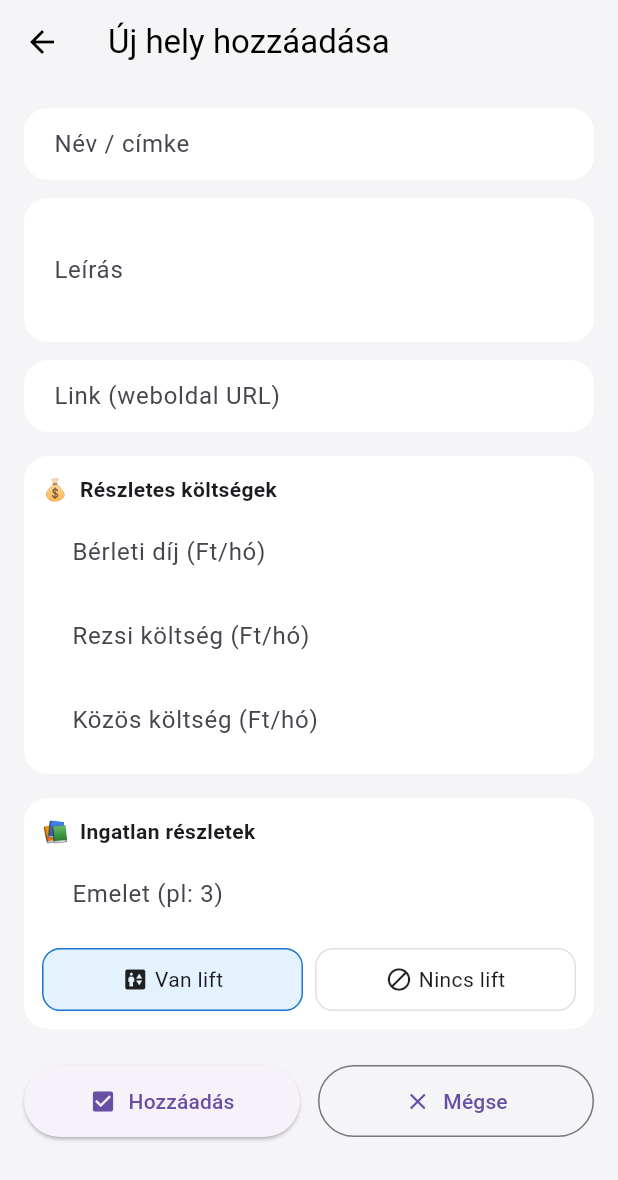
After one commit to sandorcsaszi/rent_map, a Flutter app: the screen it shows once a user with an empty profile is signed in, after a tap on "Teszt: új hely hozzáadása", on a phone screen of 412 x 824 dp. The commit adds this screen. Shown: the top 1180 px of the screen. Run offline on Flutter 3.47's test engine with Material 3 defaults, Android fonts, the phone set to English and light mode, and no system bars; our stand-ins replace flutter_dotenv, supabase_flutter; accounts and stored records are empty.

Commit message:
Add place management functionality with AddPlaceScreen and PlaceService

```diff
--- /dev/null
+++ b/lib/screens/AddPlaceScreen.dart
@@ -0,0 +1,315 @@
+import 'package:flutter/material.dart';
+
+import '../services/PlaceService.dart';
+
+class AddPlaceScreen extends StatefulWidget {
+  final double lat;
+  final double lng;
+
+  const AddPlaceScreen({super.key, required this.lat, required this.lng});
+
+  @override
+  State<AddPlaceScreen> createState() => _AddPlaceScreenState();
+}
+
+class _AddPlaceScreenState extends State<AddPlaceScreen> {
+  final _formKey = GlobalKey<FormState>();
+  final _nameController = TextEditingController();
+  final _descController = TextEditingController();
+  final _websiteController = TextEditingController();
+  final _addressController = TextEditingController();
+  final _rentController = TextEditingController();
+  final _utilityController = TextEditingController();
+  final _commonCostController = TextEditingController();
+  final _floorController = TextEditingController();
+
+  bool _hasElevator = true;
+  bool _loading = false;
+  String? _error;
+
+  final _placeService = PlaceService();
+
+  @override
+  void dispose() {
+    _nameController.dispose();
+    _descController.dispose();
+    _websiteController.dispose();
+    _addressController.dispose();
+    _rentController.dispose();
+    _utilityController.dispose();
+    _commonCostController.dispose();
+    _floorController.dispose();
+    super.dispose();
+  }
+
+  Future<void> _submit() async {
+    if (!_formKey.currentState!.validate()) return;
+
+    setState(() {
+      _loading = true;
+      _error = null;
+    });
+
+    try {
+      await _placeService.createPlace(
+        name: _nameController.text.trim(),
+        title: _nameController.text.trim(),
+        desc: _descController.text.trim(),
+        website: _websiteController.text.trim().isEmpty
+            ? null
+            : _websiteController.text.trim(),
+        address: _addressController.text.trim(),
+        lat: widget.lat,
+        lng: widget.lng,
+        rentPrice: int.tryParse(_rentController.text.trim()) ?? 0,
+        utilityPrice: int.tryParse(_utilityController.text.trim()) ?? 0,
+        commonCost: int.tryParse(_commonCostController.text.trim()) ?? 0,
+        floor: int.tryParse(_floorController.text.trim()) ?? 0,
+        hasElevator: _hasElevator,
+      );
+
+      if (!mounted) return;
+      Navigator.of(context).pop(true); // indicate success to caller
+    } catch (e) {
+      setState(() {
+        _error = 'Hiba mentés közben: $e';
+      });
+    } finally {
+      if (mounted) {
+        setState(() => _loading = false);
+      }
+    }
+  }
+
+  @override
+  Widget build(BuildContext context) {
+    return Scaffold(
+      backgroundColor: const Color(0xFFF5F5F7),
+      appBar: AppBar(
+        title: const Text('Új hely hozzáadása'),
+        elevation: 0,
+        backgroundColor: Colors.transparent,
+        foregroundColor: Colors.black,
+      ),
+      body: SingleChildScrollView(
+        padding: const EdgeInsets.all(16),
+        child: Form(
+          key: _formKey,
+          child: Column(
+            children: [
+              if (_error != null) ...[
+                Text(_error!, style: const TextStyle(color: Colors.red)),
+                const SizedBox(height: 12),
+              ],
+              _buildTextField(
+                controller: _nameController,
+                label: 'Név / címke',
+                validator: (v) =>
+                    v == null || v.isEmpty ? 'Kötelező mező' : null,
+              ),
+              const SizedBox(height: 12),
+              _buildTextField(
+                controller: _descController,
+                label: 'Leírás',
+                maxLines: 3,
+              ),
+              const SizedBox(height: 12),
+              _buildTextField(
+                controller: _websiteController,
+                label: 'Link (weboldal URL)',
+                keyboardType: TextInputType.url,
+              ),
+              const SizedBox(height: 16),
+
+              // Részletes költségek
+              _buildSectionCard(
+                title: 'Részletes költségek',
+                emoji: '💰',
+                child: Column(
+                  children: [
+                    _buildTextField(
+                      controller: _rentController,
+                      label: 'Bérleti díj (Ft/hó)',
+                      keyboardType: TextInputType.number,
+                    ),
+                    const SizedBox(height: 8),
+                    _buildTextField(
+                      controller: _utilityController,
+                      label: 'Rezsi költség (Ft/hó)',
+                      keyboardType: TextInputType.number,
+                    ),
+                    const SizedBox(height: 8),
+                    _buildTextField(
+                      controller: _commonCostController,
+                      label: 'Közös költség (Ft/hó)',
+                      keyboardType: TextInputType.number,
+                    ),
+                  ],
+                ),
+              ),
+              const SizedBox(height: 16),
+
+              // Ingatlan részletek
+              _buildSectionCard(
+                title: 'Ingatlan részletek',
+                emoji: '📚',
+                child: Column(
+                  crossAxisAlignment: CrossAxisAlignment.stretch,
+                  children: [
+                    _buildTextField(
+                      controller: _floorController,
+                      label: 'Emelet (pl: 3)',
+                      keyboardType: TextInputType.number,
+                    ),
+                    const SizedBox(height: 12),
+                    Row(
+                      children: [
+                        Expanded(
+                          child: _elevatorButton(
+                            label: 'Van lift',
+                            selected: _hasElevator,
+                            onTap: () => setState(() => _hasElevator = true),
+                            icon: Icons.elevator,
+                          ),
+                        ),
+                        const SizedBox(width: 8),
+                        Expanded(
+                          child: _elevatorButton(
+                            label: 'Nincs lift',
+                            selected: !_hasElevator,
+                            onTap: () => setState(() => _hasElevator = false),
+                            icon: Icons.block,
+                          ),
+                        ),
+                      ],
+                    ),
+                  ],
+                ),
+              ),
+              const SizedBox(height: 24),
+
+              // Bottom buttons
+              Row(
+                children: [
+                  Expanded(
+                    child: ElevatedButton.icon(
+                      onPressed: _loading ? null : _submit,
+                      icon: const Icon(Icons.check_box),
+                      label: const Text('Hozzáadás'),
+                      style: ElevatedButton.styleFrom(
+                        padding: const EdgeInsets.symmetric(vertical: 14),
+                        shape: RoundedRectangleBorder(
+                          borderRadius: BorderRadius.circular(999),
+                        ),
+                      ),
+                    ),
+                  ),
+                  const SizedBox(width: 12),
+                  Expanded(
+                    child: OutlinedButton.icon(
+                      onPressed: _loading
+                          ? null
+                          : () => Navigator.of(context).pop(),
+                      icon: const Icon(Icons.close),
+                      label: const Text('Mégse'),
+                      style: OutlinedButton.styleFrom(
+                        padding: const EdgeInsets.symmetric(vertical: 14),
+                        shape: RoundedRectangleBorder(
+                          borderRadius: BorderRadius.circular(999),
+                        ),
+                      ),
+                    ),
+                  ),
+                ],
+              ),
+            ],
+          ),
+        ),
+      ),
+    );
+  }
+
+  Widget _buildTextField({
+    required TextEditingController controller,
+    required String label,
+    String? Function(String?)? validator,
+    int maxLines = 1,
+    TextInputType? keyboardType,
+  }) {
+    return TextFormField(
+      controller: controller,
+      validator: validator,
+      maxLines: maxLines,
+      keyboardType: keyboardType,
+      decoration: InputDecoration(
+        labelText: label,
+        filled: true,
+        fillColor: Colors.white,
+        border: OutlineInputBorder(
+          borderRadius: BorderRadius.circular(16),
+          borderSide: BorderSide.none,
+        ),
+        contentPadding: const EdgeInsets.symmetric(
+          horizontal: 16,
+          vertical: 12,
+        ),
+      ),
+    );
+  }
+
+  Widget _buildSectionCard({
+    required String title,
+    required String emoji,
+    required Widget child,
+  }) {
+    return Container(
+      width: double.infinity,
+      padding: const EdgeInsets.all(12),
+      decoration: BoxDecoration(
+        color: Colors.white,
+        borderRadius: BorderRadius.circular(16),
+      ),
+      child: Column(
+        crossAxisAlignment: CrossAxisAlignment.start,
+        children: [
+          Text(
+            '$emoji  $title',
+            style: const TextStyle(fontWeight: FontWeight.w600),
+          ),
+          const SizedBox(height: 8),
+          child,
+        ],
+      ),
+    );
+  }
+
+  Widget _elevatorButton({
+    required String label,
+    required bool selected,
+    required VoidCallback onTap,
+    required IconData icon,
+  }) {
+    return GestureDetector(
+      onTap: onTap,
+      child: AnimatedContainer(
+        duration: const Duration(milliseconds: 150),
+        padding: const EdgeInsets.symmetric(vertical: 10),
+        decoration: BoxDecoration(
+          color: selected ? const Color(0xFFE3F2FD) : Colors.white,
+          borderRadius: BorderRadius.circular(12),
+          border: Border.all(
+            color: selected ? const Color(0xFF1976D2) : Colors.grey.shade300,
+          ),
+        ),
+        child: Row(
+          mainAxisAlignment: MainAxisAlignment.center,
+          children: [
+            Icon(icon, size: 18),
+            const SizedBox(width: 4),
+            Text(label),
+          ],
+        ),
+      ),
+    );
+  }
+}
--- a/lib/screens/MapScreen.dart
+++ b/lib/screens/MapScreen.dart
@@ -1,5 +1,7 @@
 import 'package:flutter/material.dart';
 import 'package:supabase_flutter/supabase_flutter.dart';
+
+import 'AddPlaceScreen.dart';
 
 class Mapscreen extends StatelessWidget {
   final Session session;
@@ -23,10 +25,36 @@ class Mapscreen extends StatelessWidget {
         ],
       ),
       body: Center(
-        child: Text(
-          'Logged in as:\n${user.email ?? user.id}',
-          textAlign: TextAlign.center,
-          style: const TextStyle(fontSize: 18),
+        child: Column(
+          mainAxisSize: MainAxisSize.min,
+          children: [
+            Text(
+              'Bejelentkezve mint:\n${user.email ?? user.id}',
+              textAlign: TextAlign.center,
+              style: const TextStyle(fontSize: 18),
+            ),
+            const SizedBox(height: 24),
+            ElevatedButton.icon(
+              icon: const Icon(Icons.add_location_alt),
+              label: const Text('Teszt: új hely hozzáadása'),
+              onPressed: () async {
+                const lat = 47.4979;
+                const lng = 19.0402;
+
+                final result = await Navigator.of(context).push<bool>(
+                  MaterialPageRoute(
+                    builder: (_) => const AddPlaceScreen(lat: lat, lng: lng),
+                  ),
+                );
+
+                if (result == true && context.mounted) {
+                  ScaffoldMessenger.of(context).showSnackBar(
+                    const SnackBar(content: Text('Hely sikeresen hozzáadva')),
+                  );
+                }
+              },
+            ),
+          ],
         ),
       ),
     );
```
Also changed, not shown: lib/models/place.dart (added, +50 -0 lines), lib/services/PlaceService.dart (added, +43 -0 lines).
